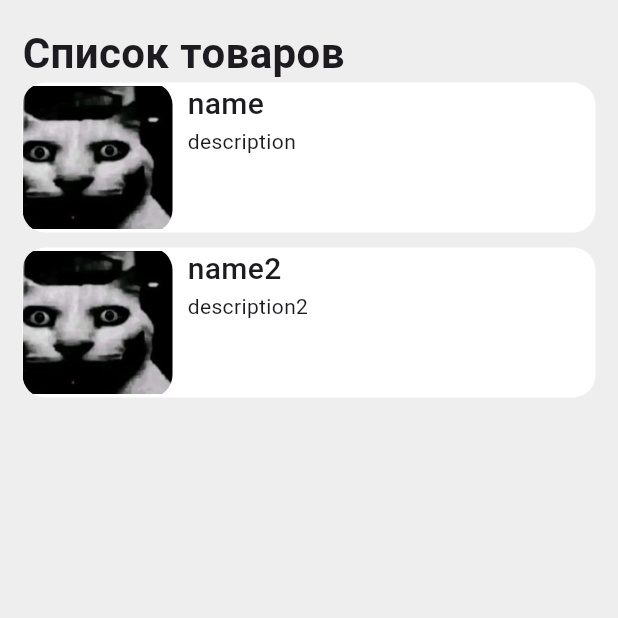
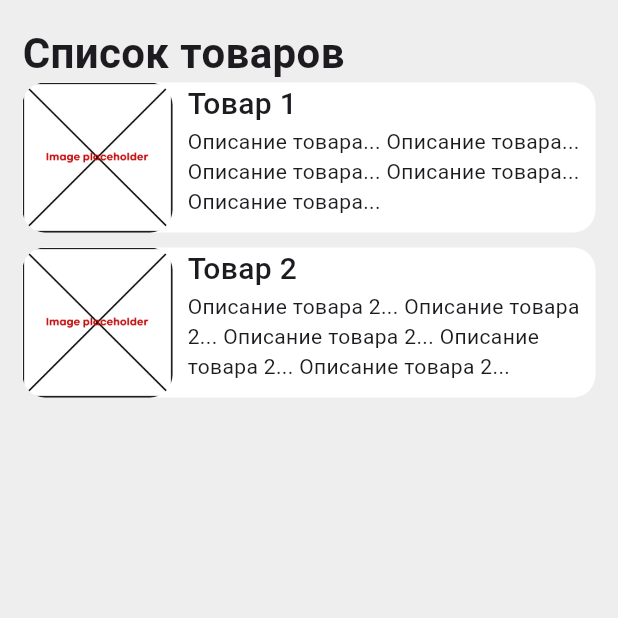
Before and after one commit to visstudi/flutter-warehouse-accounting, a Flutter app: the GoodsList screen opened directly, on a phone screen of 412 x 824 dp, the top half of it. Run offline on Flutter 3.47's test engine with Material 3 defaults, Android fonts, the phone set to English and light mode, and no system bars; our stand-ins replace google_nav_bar.

Commit message:
Cosmetic changes

```diff
--- a/lib/pages/goods_list_page.dart
+++ b/lib/pages/goods_list_page.dart
@@ -8,15 +8,15 @@ class GoodsList extends StatelessWidget {
 
   final List<Goods> goods = [
     Goods(
-      name: "name",
-      description: "description",
-      imagePath: "lib/images/photo_2026-04-14_21-58-29.jpg",
+      name: "Товар 1",
+      description: "Описание товара... Описание товара... Описание товара... Описание товара... Описание товара... ",
+      imagePath: "lib/images/placeholder.png",
       status: GoodsStatus.free,
     ),
     Goods(
-      name: "name2",
-      description: "description2",
-      imagePath: "lib/images/photo_2026-04-14_21-58-29.jpg",
+      name: "Товар 2",
+      description: "Описание товара 2... Описание товара 2... Описание товара 2... Описание товара 2... Описание товара 2... ",
+      imagePath: "lib/images/placeholder.png",
       status: GoodsStatus.taken,
     ),
   ];
```
Also changed, not shown: lib/pages/registration_page.dart (+15 -4 lines), lib/images/photo_2026-04-14_21-58-29.jpg (deleted), lib/images/placeholder.png (added).
